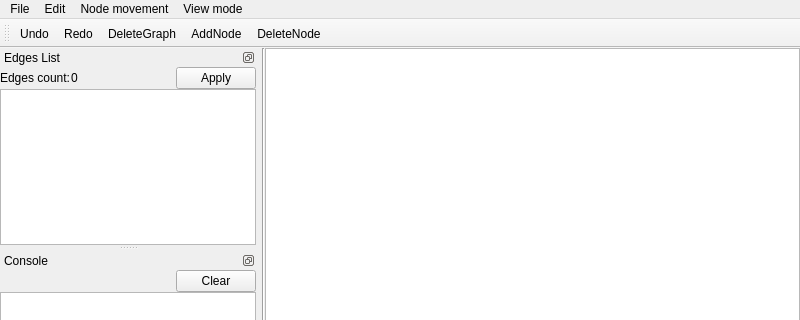
This is src/ui/mainwindow.ui in Tisha7938/Bonch_project as Qt 5 draws it before an edit; both pictures show x 0 to 800 and y 0 to 320 of the 800 by 719 pixel window. The edited form follows.
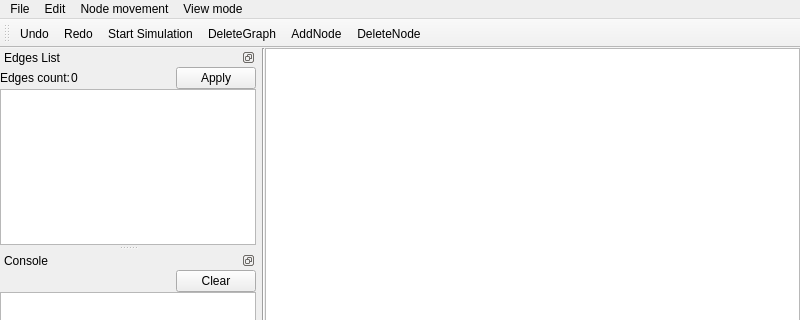
This is the edited form. Icons and pictures are not drawn.

Commit message: Фикс UNDO REDO

```diff
--- a/src/ui/mainwindow.ui
+++ b/src/ui/mainwindow.ui
@@ -144,6 +144,7 @@
    </attribute>
    <addaction name="actionUndo"/>
    <addaction name="actionRedo"/>
+   <addaction name="actionSimulation"/>
    <addaction name="actionDeleteGraph"/>
    <addaction name="actionAddNode"/>
    <addaction name="actionDeleteNode"/>
@@ -462,6 +463,17 @@
     <string>M</string>
    </property>
   </action>
+  <action name="actionSimulation">
+   <property name="text">
+    <string>Start Simulation</string>
+   </property>
+   <property name="toolTip">
+    <string>Start simulation</string>
+   </property>
+   <property name="menuRole">
+    <enum>QAction::MenuRole::NoRole</enum>
+   </property>
+  </action>
   <action name="actionDeleteGraph">
    <property name="icon">
     <iconset>
```
The commit also changes 2 other files.
